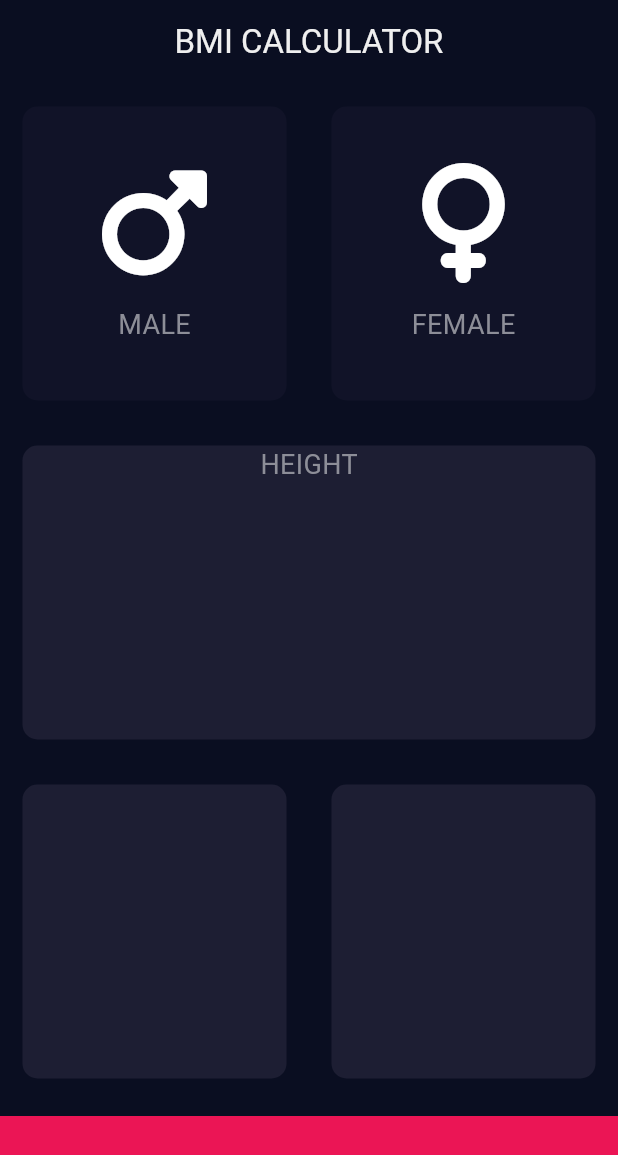
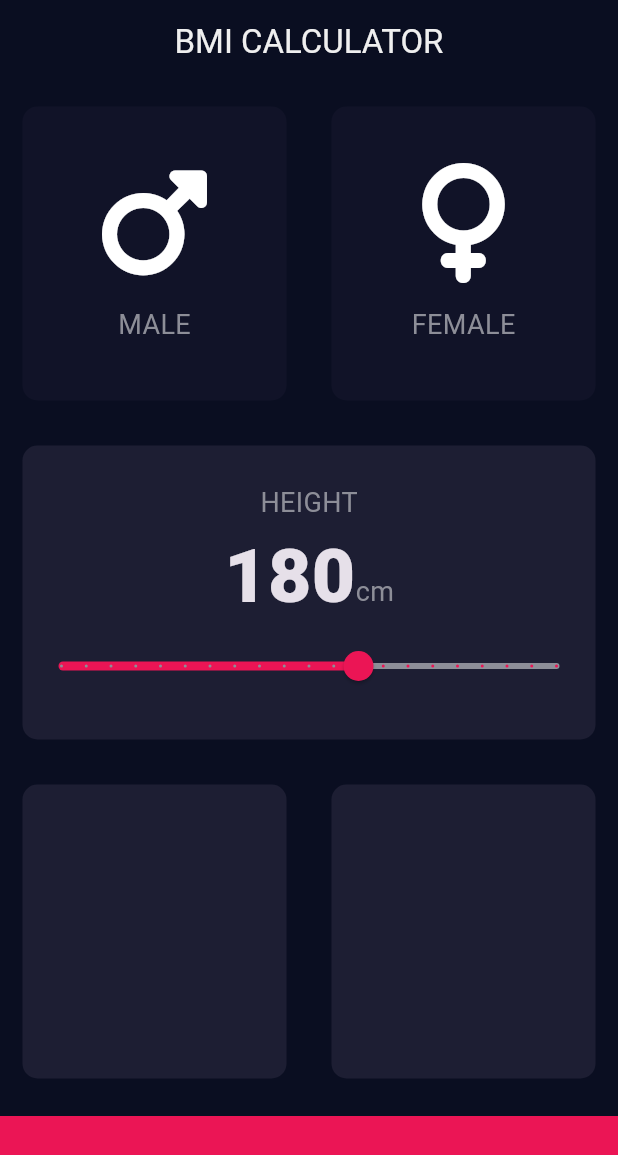
Before and after one commit to mukwambo/bmi_calc, a Flutter app: the screen it shows after launch, on a phone screen of 412 x 824 dp. Shown: the top 1155 px of the screen. Run offline on Flutter 3.47's test engine with Material 3 defaults, Android fonts, the phone set to English and light mode, and no system bars; our stand-ins replace font_awesome_flutter.

Commit message:
Added a Slider widget

```diff
--- a/lib/constants.dart
+++ b/lib/constants.dart
@@ -12,3 +12,20 @@ const kLabelTextStyle = TextStyle(
   fontSize: 18.0,
   color: Color(0xFF8D8E98),
 );
+
+// TextStyle fir the large numbers
+const kLargeNumberTextStyle = TextStyle(
+  fontSize: 50.0,
+  fontWeight: FontWeight.w900,
+);
+
+// Slider constant values
+const kMinimum = 120.0;
+const kMaximum = 220.0;
+const kDivisions = 20;
+
+// Slider active and inactive colors
+const kSliderActiveColor =
+    Color(0xFFEB1555); // The color between the thumb and the kMinimum
+const kSliderInactiveColor =
+    Color(0xFF8D8E98); // The color between the thumb and the kMaximum
--- a/lib/input_page.dart
+++ b/lib/input_page.dart
@@ -20,6 +20,7 @@ class InputPage extends StatefulWidget {
 
 class _InputPageState extends State<InputPage> {
   Gender? selectedGender;
+  int _height = 180;
 
   @override
   Widget build(BuildContext context) {
@@ -67,14 +68,47 @@ class _InputPageState extends State<InputPage> {
               ),
             ]),
           ),
-          const Expanded(
+          Expanded(
             child: ReusableCard(
               cardColor: kTheCardColor,
               cardChild: Column(
+                mainAxisAlignment: MainAxisAlignment.center,
                 children: [
-                  Text(
+                  const Text(
                     'HEIGHT',
                     style: kLabelTextStyle,
+                  ),
+                  Row(
+                    mainAxisAlignment: MainAxisAlignment.center,
+                    crossAxisAlignment: CrossAxisAlignment.baseline,
+                    textBaseline: TextBaseline.alphabetic,
+                    children: [
+                      Text(
+                        _height.toString(),
+                        style: kLargeNumberTextStyle,
+                      ),
+                      const Text(
+                        'cm',
+                        style: kLabelTextStyle,
+                      ),
+                    ],
+                  ),
+                  Slider(
+                    value: _height.toDouble(),
+                    min: kMinimum,
+                    max: kMaximum,
+                    activeColor: kSliderActiveColor,
+                    inactiveColor: kSliderInactiveColor,
+                    divisions: kDivisions,
+                    onChanged: (double newValue) {
+                      setState(() {
+                        /*
+                        Since the _height is an integer and the newValue is a double,
+                        the round() method changes the newValue to the nearest whole number.
+                         */
+                        _height = newValue.round();
+                      });
+                    },
                   )
                 ],
               ),
```
